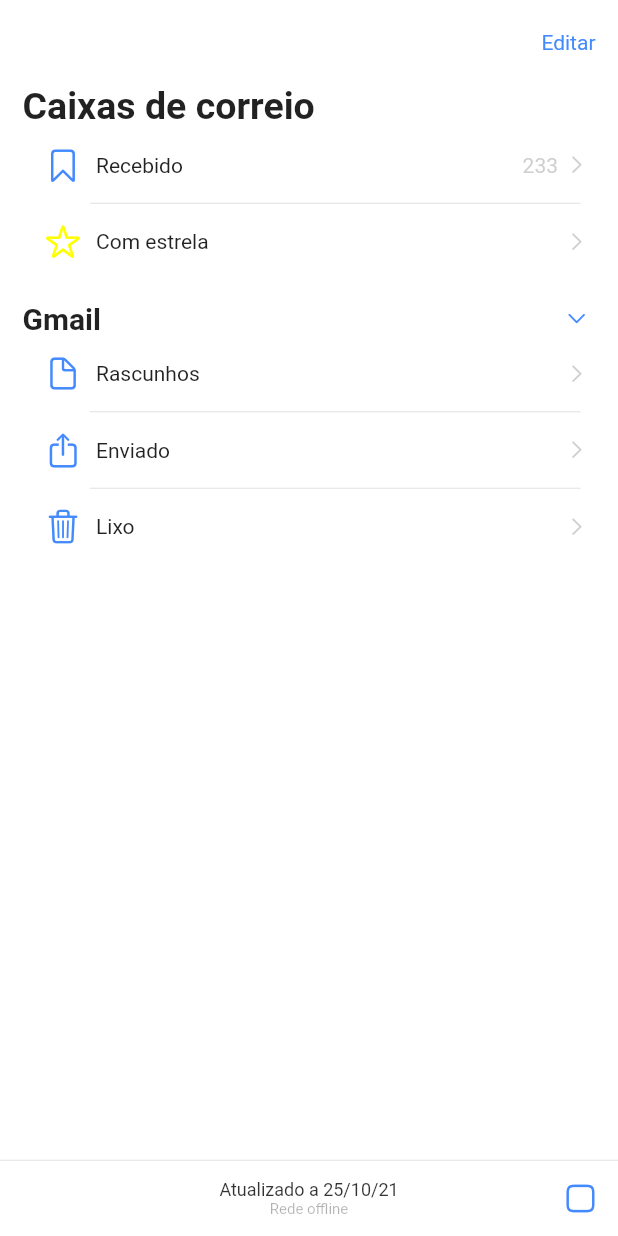
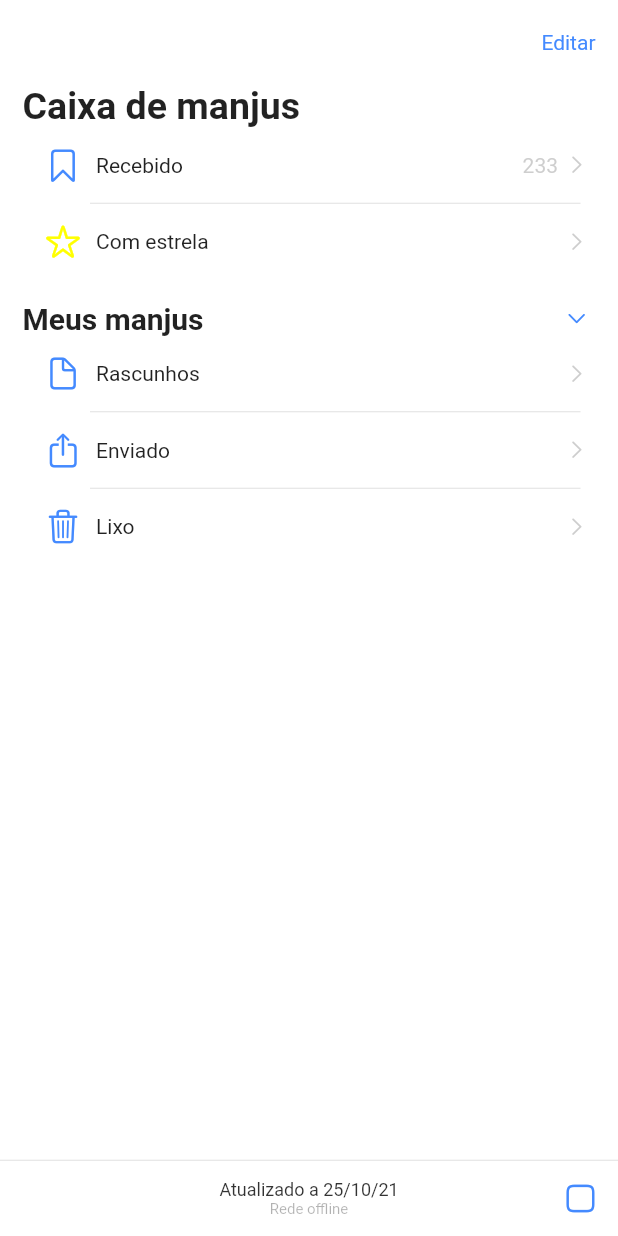
Before and after one commit to fariosofernando/Manju, a Flutter app: the screen it shows after launch, on a phone screen of 412 x 824 dp. Run offline on Flutter 3.47's test engine with Material 2 defaults, Android fonts, the phone set to English and light mode, and no system bars.

Commit message:
Atualizando a interface do Menu

```diff
--- a/lib/views/menu.view.dart
+++ b/lib/views/menu.view.dart
@@ -4,6 +4,7 @@ import 'package:manju/views/colors/colors.colors.asset.dart';
 import 'package:manju/views/components/widgets/blacktext.text.widget.dart';
 import 'package:manju/views/components/widgets/editar.text.widget.dart';
 import 'package:manju/views/components/widgets/tile.widget.dart';
+import 'dart:developer' as developer;
 
 import 'components/widgets/divisor.widget.dart';
 
@@ -36,7 +37,7 @@ class _MenuState extends State<Menu> {
                     children: [
                       Container(
                         child: const Text(
-                          'Caixas de correio',
+                          'Caixa de manjus',
                           style: TextStyle(
                             color: Colors.black87,
                             fontWeight: FontWeight.bold,
@@ -45,8 +46,10 @@ class _MenuState extends State<Menu> {
                           ),
                         ),
                       ),
-                      Container(
-                        padding: const EdgeInsets.only(left: 15.0, right: 20.0),
+                      GestureDetector(
+                        child: Container(
+                          padding:
+                              const EdgeInsets.only(left: 15.0, right: 20.0),
                           width: MediaQuery.of(context).size.width,
                           height: 50,
                           child: Row(
@@ -62,6 +65,10 @@ class _MenuState extends State<Menu> {
                                   textColor: Colors.grey.withOpacity(.5)),
                             ],
                           ),
+                        ),
+                        onTap: () {
+                          print('Clicado');
+                        },
                       ),
                       divisor(),
                       Container(
@@ -91,7 +98,7 @@ class _MenuState extends State<Menu> {
                           mainAxisAlignment: MainAxisAlignment.spaceBetween,
                           children: [
                             const Text(
-                              'Gmail',
+                              'Meus manjus',
                               style: TextStyle(
                                 color: Colors.black87,
                                 fontWeight: FontWeight.bold,
```
Lines whose indentation alone changed are shown as unchanged.
